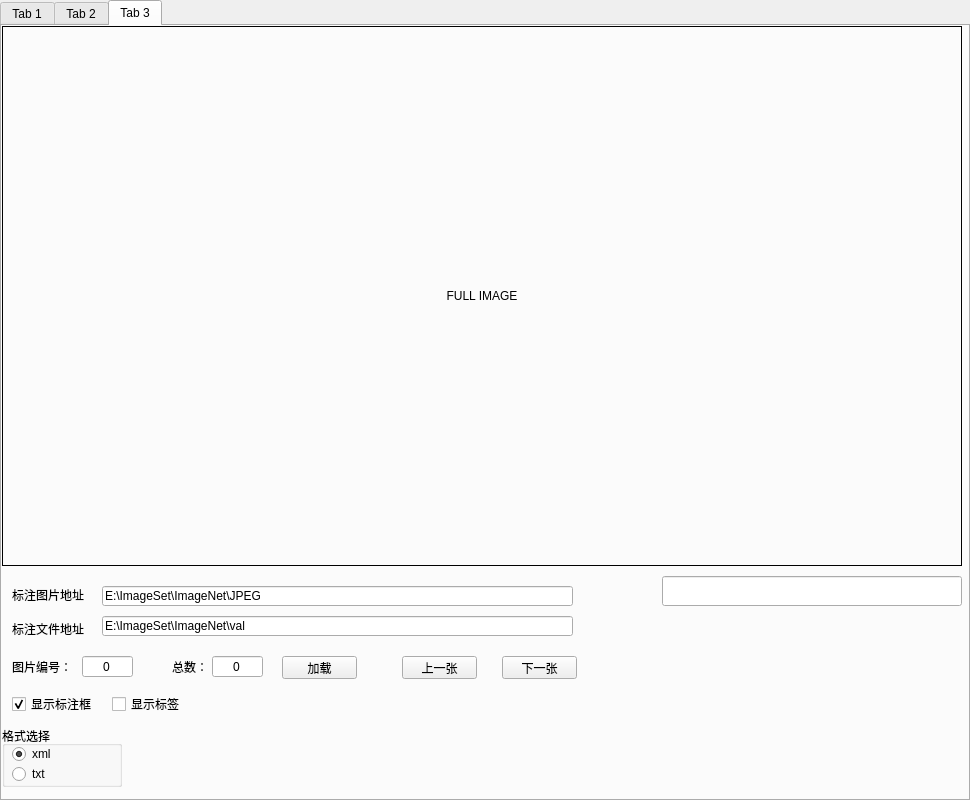
Above: dialog.ui from weinaike/showImage before the change. Below: the same form after it.
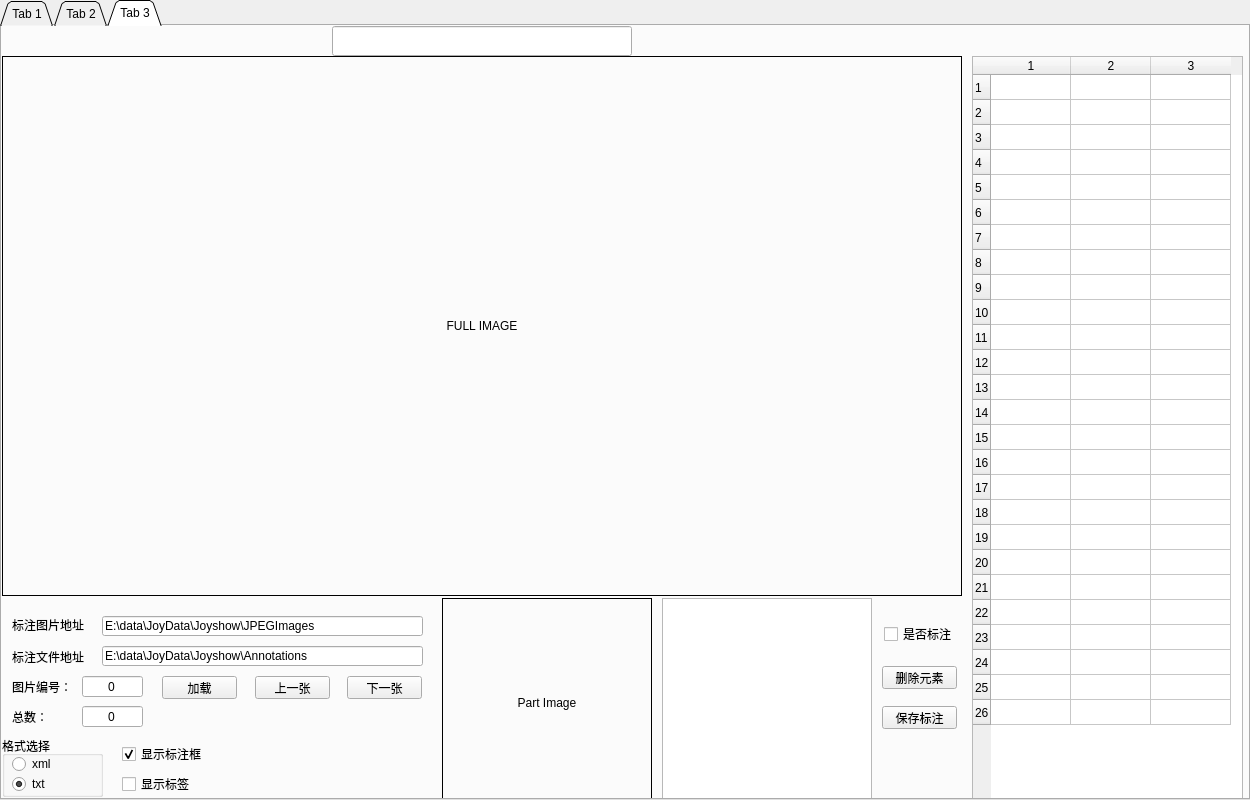
That is the form after the change.

Patch:
```diff
--- a/dialog.ui
+++ b/dialog.ui
@@ -6,7 +6,7 @@
    <rect>
     <x>0</x>
     <y>0</y>
-    <width>970</width>
+    <width>1250</width>
     <height>800</height>
    </rect>
   </property>
@@ -18,16 +18,22 @@
     <rect>
      <x>0</x>
      <y>0</y>
-     <width>970</width>
-     <height>801</height>
+     <width>1250</width>
+     <height>800</height>
     </rect>
    </property>
    <property name="autoFillBackground">
     <bool>true</bool>
    </property>
+   <property name="tabShape">
+    <enum>QTabWidget::Triangular</enum>
+   </property>
    <property name="currentIndex">
     <number>2</number>
    </property>
+   <property name="elideMode">
+    <enum>Qt::ElideNone</enum>
+   </property>
    <property name="movable">
     <bool>false</bool>
    </property>
@@ -747,7 +753,7 @@
      <property name="geometry">
       <rect>
        <x>0</x>
-       <y>0</y>
+       <y>30</y>
        <width>960</width>
        <height>540</height>
       </rect>
@@ -769,7 +775,7 @@
      <property name="geometry">
       <rect>
        <x>10</x>
-       <y>593</y>
+       <y>621</y>
        <width>91</width>
        <height>20</height>
       </rect>
@@ -782,7 +788,7 @@
      <property name="geometry">
       <rect>
        <x>10</x>
-       <y>561</y>
+       <y>591</y>
        <width>81</width>
        <height>16</height>
       </rect>
@@ -795,33 +801,33 @@
      <property name="geometry">
       <rect>
        <x>100</x>
-       <y>590</y>
-       <width>471</width>
+       <y>620</y>
+       <width>321</width>
        <height>20</height>
       </rect>
      </property>
      <property name="text">
-      <string>E:\ImageSet\ImageNet\val</string>
+      <string>E:\data\JoyData\Joyshow\Annotations</string>
      </property>
     </widget>
     <widget class="QLineEdit" name="lineEdit_DIR_3">
      <property name="geometry">
       <rect>
        <x>100</x>
-       <y>560</y>
-       <width>471</width>
+       <y>590</y>
+       <width>321</width>
        <height>20</height>
       </rect>
      </property>
      <property name="text">
-      <string>E:\ImageSet\ImageNet\JPEG</string>
+      <string>E:\data\JoyData\Joyshow\JPEGImages</string>
      </property>
     </widget>
     <widget class="QPushButton" name="upper_3">
      <property name="geometry">
       <rect>
-       <x>400</x>
-       <y>630</y>
+       <x>253</x>
+       <y>650</y>
        <width>75</width>
        <height>23</height>
       </rect>
@@ -833,9 +839,9 @@
     <widget class="QLineEdit" name="lineEdit_ALL_3">
      <property name="geometry">
       <rect>
-       <x>210</x>
-       <y>630</y>
-       <width>51</width>
+       <x>80</x>
+       <y>680</y>
+       <width>61</width>
        <height>21</height>
       </rect>
      </property>
@@ -849,8 +855,8 @@
     <widget class="QLabel" name="label_16">
      <property name="geometry">
       <rect>
-       <x>170</x>
-       <y>630</y>
+       <x>10</x>
+       <y>680</y>
        <width>41</width>
        <height>21</height>
       </rect>
@@ -862,8 +868,8 @@
     <widget class="QPushButton" name="load_3">
      <property name="geometry">
       <rect>
-       <x>280</x>
-       <y>630</y>
+       <x>160</x>
+       <y>650</y>
        <width>75</width>
        <height>23</height>
       </rect>
@@ -876,7 +882,7 @@
      <property name="geometry">
       <rect>
        <x>10</x>
-       <y>630</y>
+       <y>650</y>
        <width>61</width>
        <height>21</height>
       </rect>
@@ -888,8 +894,8 @@
     <widget class="QPushButton" name="next_3">
      <property name="geometry">
       <rect>
-       <x>500</x>
-       <y>630</y>
+       <x>345</x>
+       <y>650</y>
        <width>75</width>
        <height>23</height>
       </rect>
@@ -902,8 +908,8 @@
      <property name="geometry">
       <rect>
        <x>80</x>
-       <y>630</y>
-       <width>51</width>
+       <y>650</y>
+       <width>61</width>
        <height>21</height>
       </rect>
      </property>
@@ -917,8 +923,8 @@
     <widget class="QCheckBox" name="checkBox_rect_3">
      <property name="geometry">
       <rect>
-       <x>10</x>
-       <y>670</y>
+       <x>120</x>
+       <y>720</y>
        <width>91</width>
        <height>16</height>
       </rect>
@@ -933,8 +939,8 @@
     <widget class="QCheckBox" name="checkBox_label_3">
      <property name="geometry">
       <rect>
-       <x>110</x>
-       <y>670</y>
+       <x>120</x>
+       <y>750</y>
        <width>91</width>
        <height>16</height>
       </rect>
@@ -946,8 +952,8 @@
     <widget class="QLineEdit" name="name1_3">
      <property name="geometry">
       <rect>
-       <x>660</x>
-       <y>550</y>
+       <x>330</x>
+       <y>0</y>
        <width>300</width>
        <height>30</height>
       </rect>
@@ -960,8 +966,8 @@
      <property name="geometry">
       <rect>
        <x>0</x>
-       <y>700</y>
-       <width>120</width>
+       <y>710</y>
+       <width>101</width>
        <height>61</height>
       </rect>
      </property>
@@ -981,7 +987,7 @@
        <string>xml</string>
       </property>
       <property name="checked">
-       <bool>true</bool>
+       <bool>false</bool>
       </property>
       <attribute name="buttonGroup">
        <string notr="true">buttonGroup</string>
@@ -999,11 +1005,277 @@
       <property name="text">
        <string>txt</string>
       </property>
+      <property name="checked">
+       <bool>true</bool>
+      </property>
       <attribute name="buttonGroup">
        <string notr="true">buttonGroup</string>
       </attribute>
      </widget>
     </widget>
+    <widget class="QTableWidget" name="tableWidget">
+     <property name="geometry">
+      <rect>
+       <x>970</x>
+       <y>30</y>
+       <width>271</width>
+       <height>751</height>
+      </rect>
+     </property>
+     <property name="editTriggers">
+      <set>QAbstractItemView::DoubleClicked</set>
+     </property>
+     <property name="tabKeyNavigation">
+      <bool>true</bool>
+     </property>
+     <property name="showDropIndicator" stdset="0">
+      <bool>true</bool>
+     </property>
+     <property name="dragDropOverwriteMode">
+      <bool>true</bool>
+     </property>
+     <property name="dragDropMode">
+      <enum>QAbstractItemView::DragOnly</enum>
+     </property>
+     <property name="cornerButtonEnabled">
+      <bool>true</bool>
+     </property>
+     <property name="rowCount">
+      <number>26</number>
+     </property>
+     <attribute name="horizontalHeaderDefaultSectionSize">
+      <number>80</number>
+     </attribute>
+     <attribute name="horizontalHeaderMinimumSectionSize">
+      <number>25</number>
+     </attribute>
+     <attribute name="verticalHeaderDefaultSectionSize">
+      <number>25</number>
+     </attribute>
+     <row>
+      <property name="text">
+       <string>1</string>
+      </property>
+     </row>
+     <row>
+      <property name="text">
+       <string>2</string>
+      </property>
+     </row>
+     <row>
+      <property name="text">
+       <string>3</string>
+      </property>
+     </row>
+     <row>
+      <property name="text">
+       <string>4</string>
+      </property>
+     </row>
+     <row>
+      <property name="text">
+       <string>5</string>
+      </property>
+     </row>
+     <row>
+      <property name="text">
+       <string>6</string>
+      </property>
+     </row>
+     <row>
+      <property name="text">
+       <string>7</string>
+      </property>
+     </row>
+     <row>
+      <property name="text">
+       <string>8</string>
+      </property>
+     </row>
+     <row>
+      <property name="text">
+       <string>9</string>
+      </property>
+     </row>
+     <row>
+      <property name="text">
+       <string>10</string>
+      </property>
+     </row>
+     <row>
+      <property name="text">
+       <string>11</string>
+      </property>
+     </row>
+     <row>
+      <property name="text">
+       <string>12</string>
+      </property>
+     </row>
+     <row>
+      <property name="text">
+       <string>13</string>
+      </property>
+     </row>
+     <row>
+      <property name="text">
+       <string>14</string>
+      </property>
+     </row>
+     <row>
+      <property name="text">
+       <string>15</string>
+      </property>
+     </row>
+     <row>
+      <property name="text">
+       <string>16</string>
+      </property>
+     </row>
+     <row>
+      <property name="text">
+       <string>17</string>
+      </property>
+     </row>
+     <row>
+      <property name="text">
+       <string>18</string>
+      </property>
+     </row>
+     <row>
+      <property name="text">
+       <string>19</string>
+      </property>
+     </row>
+     <row>
+      <property name="text">
+       <string>20</string>
+      </property>
+     </row>
+     <row>
+      <property name="text">
+       <string>21</string>
+      </property>
+     </row>
+     <row>
+      <property name="text">
+       <string>22</string>
+      </property>
+     </row>
+     <row>
+      <property name="text">
+       <string>23</string>
+      </property>
+     </row>
+     <row>
+      <property name="text">
+       <string>24</string>
+      </property>
+     </row>
+     <row>
+      <property name="text">
+       <string>25</string>
+      </property>
+     </row>
+     <row/>
+     <column>
+      <property name="text">
+       <string>1</string>
+      </property>
+     </column>
+     <column>
+      <property name="text">
+       <string>2</string>
+      </property>
+     </column>
+     <column>
+      <property name="text">
+       <string>3</string>
+      </property>
+     </column>
+     <item row="0" column="0">
+      <property name="text">
+       <string/>
+      </property>
+      <property name="background">
+       <brush brushstyle="NoBrush">
+        <color alpha="255">
+         <red>0</red>
+         <green>0</green>
+         <blue>0</blue>
+        </color>
+       </brush>
+      </property>
+     </item>
+    </widget>
+    <widget class="QListWidget" name="listWidget">
+     <property name="geometry">
+      <rect>
+       <x>660</x>
+       <y>572</y>
+       <width>210</width>
+       <height>210</height>
+      </rect>
+     </property>
+    </widget>
+    <widget class="QLabel" name="label_part_3">
+     <property name="geometry">
+      <rect>
+       <x>440</x>
+       <y>572</y>
+       <width>210</width>
+       <height>210</height>
+      </rect>
+     </property>
+     <property name="frameShape">
+      <enum>QFrame::Box</enum>
+     </property>
+     <property name="text">
+      <string>Part Image</string>
+     </property>
+     <property name="alignment">
+      <set>Qt::AlignCenter</set>
+     </property>
+    </widget>
+    <widget class="QPushButton" name="pushButton">
+     <property name="geometry">
+      <rect>
+       <x>880</x>
+       <y>640</y>
+       <width>75</width>
+       <height>23</height>
+      </rect>
+     </property>
+     <property name="text">
+      <string>删除元素</string>
+     </property>
+    </widget>
+    <widget class="QPushButton" name="pushButton_saveLabel">
+     <property name="geometry">
+      <rect>
+       <x>880</x>
+       <y>680</y>
+       <width>75</width>
+       <height>23</height>
+      </rect>
+     </property>
+     <property name="text">
+      <string>保存标注</string>
+     </property>
+    </widget>
+    <widget class="QCheckBox" name="checkBox">
+     <property name="geometry">
+      <rect>
+       <x>882</x>
+       <y>600</y>
+       <width>71</width>
+       <height>16</height>
+      </rect>
+     </property>
+     <property name="text">
+      <string>是否标注</string>
+     </property>
+    </widget>
    </widget>
   </widget>
  </widget>
```
Left out of the diff: 6 changed lines with no effect on the pictures.
